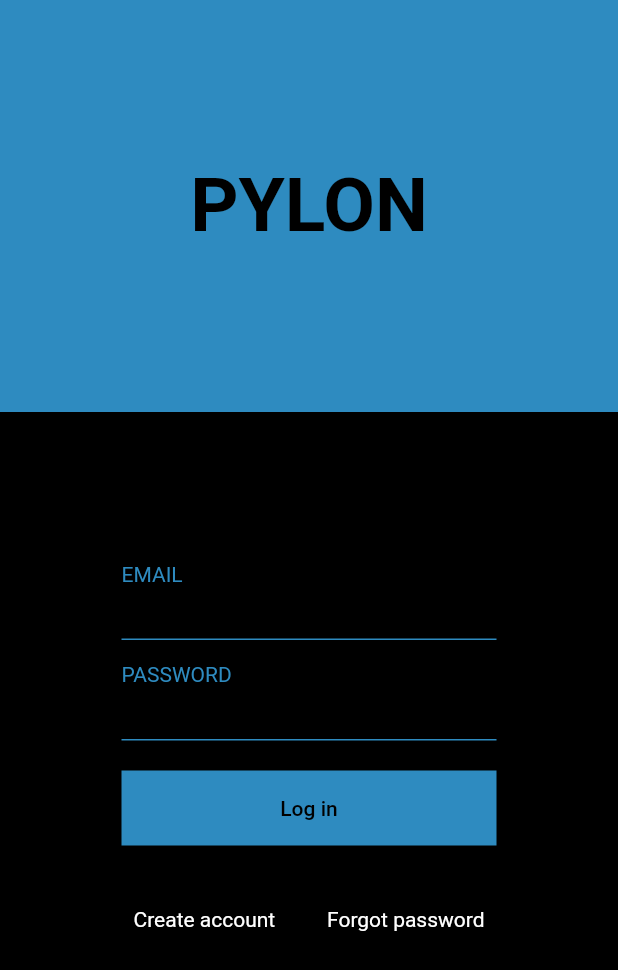
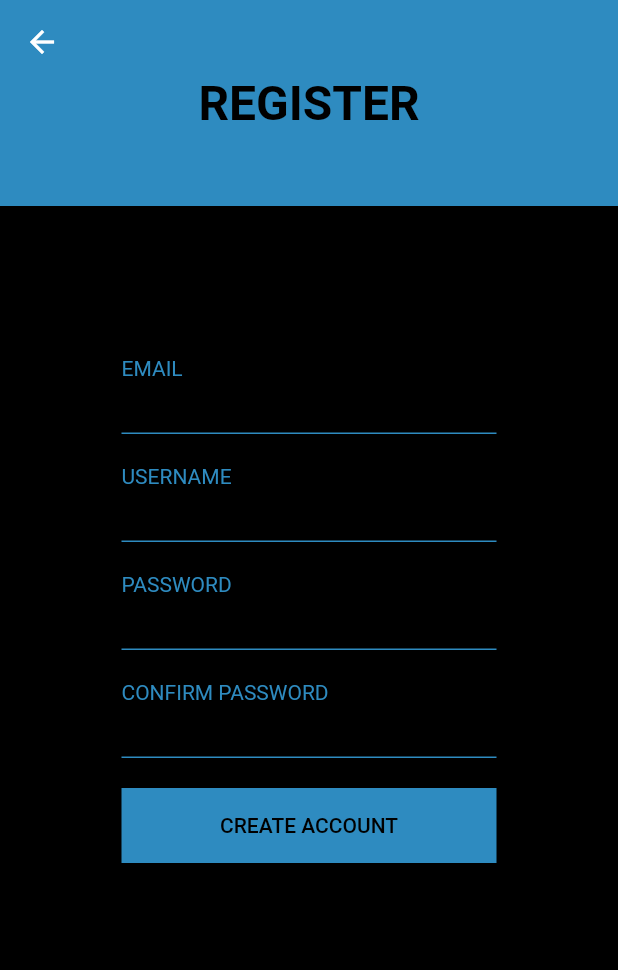
Before and after one commit to tMario2111/pylon, a Flutter app: the LoginRoute screen opened directly, after a tap on "Create account", on a phone screen of 412 x 824 dp. Shown: the top 970 px of the screen. Run offline on Flutter 3.47's test engine with Material 2 defaults, Android fonts, the light colour scheme and no system bars; our stand-ins replace email_validator; missing offline and left inert: encrypt, pointycastle, protobuf; statements that could not run were skipped.

Commit message:
Register route progress

```diff
--- a/client/lib/constants.dart
+++ b/client/lib/constants.dart
@@ -2,4 +2,5 @@ import 'package:flutter/material.dart';
 
 class Constants {
   static const mainColor = Color(0xff2E8BC0);
+  static const backgroundColor = Colors.black;
 }
--- a/client/lib/routes/login_route.dart
+++ b/client/lib/routes/login_route.dart
@@ -6,6 +6,8 @@ import '../constants.dart';
 
 import '../widgets/pylon_text_field.dart';
 import '../widgets/pylon_button.dart';
+
+import 'register_route.dart';
 
 class LoginRoute extends StatefulWidget {
   const LoginRoute({super.key});
@@ -21,7 +23,8 @@ class _LoginRouteState extends State<LoginRoute> {
   @override
   Widget build(BuildContext context) {
     return Scaffold(
-      backgroundColor: Colors.black,
+      backgroundColor: Constants.backgroundColor,
+      resizeToAvoidBottomInset: false,
       body: Center(
         child: Column(
           mainAxisAlignment: MainAxisAlignment.start,
@@ -104,7 +107,14 @@ class _LoginRouteState extends State<LoginRoute> {
                               fontWeight: FontWeight.normal,
                             ),
                           ),
-                          onPressed: () {},
+                          onPressed: () {
+                            Navigator.push(
+                              context,
+                              MaterialPageRoute(
+                                builder: (context) => const RegisterRoute(),
+                              ),
+                            );
+                          },
                         ),
                         TextButton(
                           child: const Text("Forgot password",
--- /dev/null
+++ b/client/lib/routes/register_route.dart
@@ -0,0 +1,153 @@
+import 'package:flutter/material.dart';
+
+import 'package:email_validator/email_validator.dart';
+
+import '../constants.dart';
+
+import '../widgets/pylon_text_field.dart';
+import '../widgets/pylon_button.dart';
+
+class RegisterRoute extends StatefulWidget {
+  const RegisterRoute({super.key});
+
+  @override
+  State<StatefulWidget> createState() => _RegisterRouteState();
+}
+
+class _RegisterRouteState extends State<RegisterRoute> {
+  final _emailController = TextEditingController();
+  final _usernameController = TextEditingController();
+  final _passwordController = TextEditingController();
+  final _confirmedPasswordController = TextEditingController();
+
+  String? _emailErrorMessage;
+  String? _usernameErrorMessage;
+  String? _passwordErrorMessage;
+  String? _confirmPasswordErrorMessage;
+
+  @override
+  Widget build(BuildContext context) {
+    return Scaffold(
+      extendBodyBehindAppBar: true,
+      appBar: AppBar(
+        backgroundColor: Colors.transparent,
+        shadowColor: Colors.transparent,
+      ),
+      resizeToAvoidBottomInset: false,
+      backgroundColor: Constants.backgroundColor,
+      body: Center(
+        child: Column(
+          mainAxisAlignment: MainAxisAlignment.start,
+          crossAxisAlignment: CrossAxisAlignment.center,
+          children: [
+            Container(
+              height: MediaQuery.of(context).size.height / 6.0,
+              color: Constants.mainColor,
+              child: const Center(
+                child: Text(
+                  "REGISTER",
+                  style: TextStyle(
+                    color: Colors.black,
+                    fontSize: 32.0,
+                    fontWeight: FontWeight.bold,
+                  ),
+                ),
+              ),
+            ),
+            const SizedBox(
+              height: 100.0,
+            ),
+            Expanded(
+              child: Column(
+                mainAxisAlignment: MainAxisAlignment.start,
+                crossAxisAlignment: CrossAxisAlignment.center,
+                children: [
+                  SizedBox(
+                    width: 250.0,
+                    child: PylonTextField(
+                      label: 'EMAIL',
+                      controller: _emailController,
+                      errorBorder: _emailErrorMessage != null,
+                      onFocusChange: (focused) {
+                        if (!focused) {
+                          if (!EmailValidator.validate(_emailController.text)) {
+                            _emailErrorMessage = 'Please enter a valid email';
+                          }
+                        } else {
+                          _emailErrorMessage = null;
+                        }
+                        setState(() {});
+                      },
+                    ),
+                  ),
+                  const SizedBox(
+                    height: 20.0,
+                  ),
+                  const SizedBox(
+                    width: 250.0,
+                    child: PylonTextField(
+                      label: 'USERNAME',
+                    ),
+                  ),
+                  const SizedBox(
+                    height: 20.0,
+                  ),
+                  const SizedBox(
+                    width: 250.0,
+                    child: PylonTextField(
+                      label: 'PASSWORD',
+                      obscureText: true,
+                    ),
+                  ),
+                  const SizedBox(
+                    height: 20.0,
+                  ),
+                  const SizedBox(
+                    width: 250.0,
+                    child: PylonTextField(
+                      label: 'CONFIRM PASSWORD',
+                      obscureText: true,
+                    ),
+                  ),
+                  const SizedBox(
+                    height: 20.0,
+                  ),
+                  SizedBox(
+                    width: 250.0,
+                    height: 50.0,
+                    child: PylonButton(
+                      label: "CREATE ACCOUNT",
+                      onPressed: () {},
+                    ),
+                  ),
+                  const SizedBox(
+                    height: 10.0,
+                  ),
+                  Column(
+                    mainAxisAlignment: MainAxisAlignment.center,
+                    crossAxisAlignment: CrossAxisAlignment.center,
+                    children: [
+                      if (_emailErrorMessage != null)
+                        Text(
+                          _emailErrorMessage!,
+                          style: const TextStyle(
+                            color: Colors.red,
+                          ),
+                        ),
+                      if (_usernameErrorMessage != null)
+                        Text(_usernameErrorMessage!),
+                      if (_passwordErrorMessage != null)
+                        Text(_passwordErrorMessage!),
+                      if (_confirmPasswordErrorMessage != null)
+                        Text(_confirmPasswordErrorMessage!),
+                    ],
+                  )
+                ],
+              ),
+            )
+          ],
+        ),
+      ),
+    );
+  }
+}
--- a/client/lib/widgets/pylon_text_field.dart
+++ b/client/lib/widgets/pylon_text_field.dart
@@ -7,34 +7,46 @@ class PylonTextField extends StatelessWidget {
     required this.label,
     this.controller,
     this.obscureText = false,
+    this.errorBorder = false,
+    this.onFocusChange,
     super.key,
   });
 
   final String label;
   final TextEditingController? controller;
   final bool obscureText;
+  final bool errorBorder;
+  final void Function(bool)? onFocusChange;
 
   @override
   Widget build(BuildContext context) {
+    final mainColor = errorBorder ? Colors.red : Constants.mainColor;
+
     return Column(
       mainAxisAlignment: MainAxisAlignment.center,
       crossAxisAlignment: CrossAxisAlignment.start,
       children: [
         Text(
           label,
-          style: const TextStyle(color: Constants.mainColor),
+          style: TextStyle(
+            color: mainColor,
+          ),
         ),
         Container(
-          decoration: const BoxDecoration(
+          decoration: BoxDecoration(
             border: Border(
               bottom: BorderSide(
                 width: 1,
-                color: Constants.mainColor,
+                color: mainColor,
               ),
             ),
           ),
+          child: Focus(
+            onFocusChange: onFocusChange,
             child: TextField(
-            style: const TextStyle(color: Constants.mainColor),
+              style: TextStyle(
+                color: mainColor,
+              ),
               decoration: const InputDecoration(
                 isDense: true,
                 enabledBorder: InputBorder.none,
@@ -42,9 +54,10 @@ class PylonTextField extends StatelessWidget {
                 errorBorder: InputBorder.none,
                 focusedErrorBorder: InputBorder.none,
               ),
-            cursorColor: Constants.mainColor,
+              cursorColor: mainColor,
               obscureText: obscureText,
               controller: controller,
+            ),
           ),
         ),
       ],
--- a/client/pubspec.yaml
+++ b/client/pubspec.yaml
@@ -40,6 +40,7 @@ dependencies:
   encrypt: ^5.0.1
   protobuf: ^2.1.0
   archive: ^3.3.5
+  email_validator: ^2.1.17
 
 dev_dependencies:
   flutter_test:
```
Also changed, not shown: client/pubspec.lock, 3 other files. Lines whose indentation alone changed are shown as unchanged.
